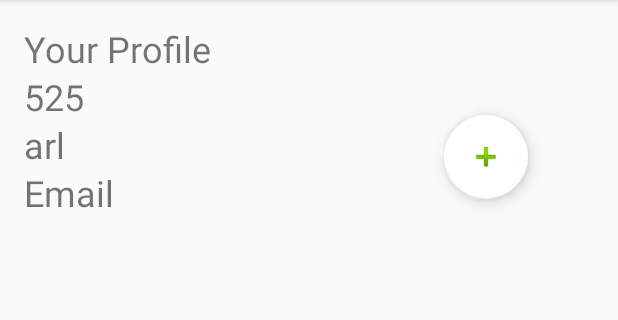
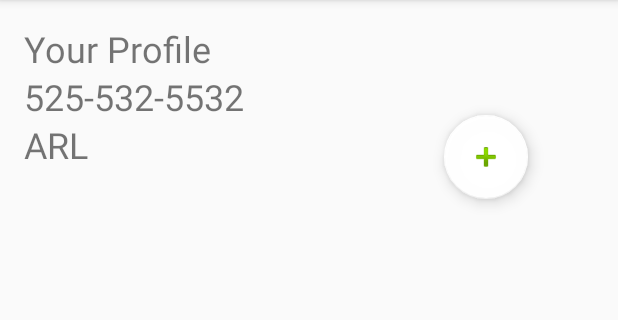
Before and after one commit to alexiscordts/AdoptMe, an Android app: the screen it shows after launch once a user with an empty profile is signed in (ShelterView), on a phone screen of 412 x 824 dp, the part 84-404 px from its top. Run offline under Robolectric (Android 15) with nearby library versions, the light colour scheme and no system bars; our stand-ins replace Firebase (no records; nobody signed in at launch, a user with empty details on screens opened directly); 1 statement that could not run was skipped.

Commit message:
shelter view grabs animals from database

```diff
--- a/app/src/main/java/com/example/adoptme/Accounts/Adopter.java
+++ b/app/src/main/java/com/example/adoptme/Accounts/Adopter.java
@@ -6,7 +6,6 @@ import java.util.ArrayList;
 import java.util.List;
 
 public class Adopter extends UserModel{
-
 
     private ArrayList<String> typeFilters;
     private ArrayList<Animal> likedAnimals;
--- a/app/src/main/java/com/example/adoptme/Settings.java
+++ b/app/src/main/java/com/example/adoptme/Settings.java
@@ -90,7 +90,7 @@ public class Settings extends AppCompatActivity implements View.OnClickListener
             }
         });
 
-    switch_all = findViewById(R.id.switch_all);
+        switch_all = findViewById(R.id.switch_all);
 
         btnSave = findViewById(R.id.btnSave);
         btnSave.setOnClickListener((View.OnClickListener) this);
--- a/app/src/main/java/com/example/adoptme/ShelterView.java
+++ b/app/src/main/java/com/example/adoptme/ShelterView.java
@@ -15,6 +15,7 @@ import android.text.Editable;
 import android.text.TextWatcher;
 import android.view.LayoutInflater;
 import android.view.View;
+import android.view.ViewGroup;
 import android.widget.Button;
 import android.widget.EditText;
 import android.widget.ImageButton;
@@ -27,11 +28,15 @@ import com.example.adoptme.Accounts.Adopter;
 import com.example.adoptme.Accounts.Animal;
 import com.example.adoptme.Accounts.AnimalShelter;
 import com.example.adoptme.Adapters.SavedPetsAdapter;
+import com.firebase.ui.database.FirebaseRecyclerAdapter;
+import com.firebase.ui.database.FirebaseRecyclerOptions;
 import com.google.android.gms.tasks.OnFailureListener;
 import com.google.android.gms.tasks.OnSuccessListener;
 import com.google.android.material.floatingactionbutton.FloatingActionButton;
+import com.google.firebase.auth.FirebaseAuth;
 import com.google.firebase.database.DatabaseReference;
 import com.google.firebase.database.FirebaseDatabase;
+import com.google.firebase.database.Query;
 import com.google.firebase.storage.FirebaseStorage;
 import com.google.firebase.storage.StorageReference;
 import com.google.firebase.storage.UploadTask;
@@ -43,11 +48,8 @@ import java.util.UUID;
 public class ShelterView extends AppCompatActivity implements TextWatcher {
     private static final int REQUEST_IMAGE_CAPTURE = 1;
     private RecyclerView recyclerView;
-    private RecyclerView.Adapter adapter;
     private RecyclerView.LayoutManager layoutManager;
-    private AnimalShelter animalShelter;
     private View dialogView;
-    private ArrayList<Animal> mAnimals;
     FloatingActionButton fab;
     TextView tvShelterName, tvShelterPhone, tvShelterEmail;
     ImageView addNewAnimalImg;
@@ -61,15 +63,27 @@ public class ShelterView extends AppCompatActivity implements TextWatcher {
     private FirebaseStorage firebaseStorage;
     private StorageReference storageReference;
 
+    //Firebase database and adapter
+    private DatabaseReference ref;
+    private FirebaseRecyclerAdapter<Animal, SavedPetsAdapter.ViewHolder> firebaseRecyclerAdapter;
+
+    private FirebaseAuth auth;
+
+
     @Override
     protected void onCreate(Bundle savedInstanceState) {
         super.onCreate(savedInstanceState);
         setContentView(R.layout.activity_shelter_view);
 
+        auth = FirebaseAuth.getInstance();
+        String uid = auth.getUid();
+
+
+
+
         firebaseStorage = FirebaseStorage.getInstance();
         storageReference = firebaseStorage.getReference();
 
-        tvShelterEmail = findViewById(R.id.tvShelterEmail);
         tvShelterName = findViewById(R.id.tvShelterName);
         tvShelterPhone = findViewById(R.id.tvShelterPhone);
 
@@ -83,16 +97,36 @@ public class ShelterView extends AppCompatActivity implements TextWatcher {
         //Get current user or if no user create a new one...
         //TODO : Get animal array from database
 
+        ref = FirebaseDatabase.getInstance().getReference();
+        Query query = ref.child("animals");
 
-        animalShelter = new AnimalShelter("arl", "525","", addList());
-        mAnimals = animalShelter.getAnimals();
+        FirebaseRecyclerOptions<Animal> firebaseRecyclerOptions = new FirebaseRecyclerOptions.Builder<Animal>()
+                .setQuery(query, Animal.class)
+                .build();
 
-        adapter = new SavedPetsAdapter(mAnimals);
 
-        recyclerView.setAdapter(adapter);
+        firebaseRecyclerAdapter = new FirebaseRecyclerAdapter<Animal, SavedPetsAdapter.ViewHolder>(firebaseRecyclerOptions) {
+            @Override
+            protected void onBindViewHolder(@NonNull SavedPetsAdapter.ViewHolder holder, int position, @NonNull Animal model) {
+                holder.setData(model);
+            }
 
-        tvShelterName.setText(animalShelter.getName());
-        tvShelterPhone.setText(animalShelter.getPhone());
+            @NonNull
+            @Override
+            public SavedPetsAdapter.ViewHolder onCreateViewHolder(@NonNull ViewGroup parent, int viewType) {
+                View view = LayoutInflater.from(parent.getContext()).inflate(R.layout.liked_pets_card,parent,false);
+                return new SavedPetsAdapter.ViewHolder(view);
+            }
+        };
+
+
+
+        recyclerView.setAdapter(firebaseRecyclerAdapter);
+
+        Query animalShelterQuery = ref.child("users").child(uid);
+
+        tvShelterName.setText("ARL");
+        tvShelterPhone.setText("525-532-5532");
 
         fab = findViewById(R.id.floatingActionButton);
         fab.setOnClickListener(new View.OnClickListener() {
@@ -104,7 +138,20 @@ public class ShelterView extends AppCompatActivity implements TextWatcher {
 
 
     }
+    @Override
+    protected void onStart() {
+        super.onStart();
+        firebaseRecyclerAdapter.startListening();
+    }
 
+    @Override
+    protected void onStop() {
+        super.onStop();
+
+        if (firebaseRecyclerAdapter!= null) {
+            firebaseRecyclerAdapter.stopListening();
+        }
+    }
 
     private void showAddAnimalDialog(final int addAnimalPosition){
          dialogView = LayoutInflater.from(this)
@@ -150,24 +197,14 @@ public class ShelterView extends AppCompatActivity implements TextWatcher {
 
         final AlertDialog dialog = builder.show();
 
-
-//        if (editing) {
-//           Animal editAnimal = mAnimals.get(addAnimalPosition);
-//            mNameEdit.setText(editAnimal.getName());
-//            mNameEdit.setEnabled(false);
-//            mAgeEdit.setText(editAnimal.getAge());
-//            mAgeEdit.setEnabled(false);
-//            mTypeEdit.setText(editAnimal.getType());
-//        }
-
         dialog.getButton(AlertDialog.BUTTON_POSITIVE).setOnClickListener(new View.OnClickListener() {
             @Override
             public void onClick(View view) {
                 if(mEntryValid){
                     Animal newAnimal = new Animal(mNameEdit.getText().toString(),12 , Integer.parseInt(mAgeEdit.getText().toString()), mTypeEdit.getText().toString().toLowerCase());
 
-                    mAnimals.add(newAnimal);
-                    adapter.notifyDataSetChanged();
+//                    mAnimals.add(newAnimal);
+//                    adapter.notifyDataSetChanged();
 
 
 
@@ -263,9 +300,10 @@ public class ShelterView extends AppCompatActivity implements TextWatcher {
     public ArrayList<Animal> retrieveAnimals(){
         ArrayList<Animal> animals = new ArrayList<>();
 
-
-
-
+        animals.add(new Animal("Steve", R.drawable.kitten, 1, "Cat"));
+        animals.add(new Animal("Eevee", R.drawable.eevee, 8, "Dog"));
+        animals.add(new Animal("Bud", R.drawable.goldenretriever, 4, "Dog"));
+        animals.add(new Animal("Iron", R.drawable.iron, 3, "Dog"));
 
         return animals;
 
--- a/app/src/main/res/layout/shelter_view.xml
+++ b/app/src/main/res/layout/shelter_view.xml
@@ -54,18 +54,18 @@
             app:layout_constraintStart_toStartOf="parent"
             app:layout_constraintTop_toTopOf="parent" />
 
-        <TextView
-            android:id="@+id/tvShelterEmail"
-            android:layout_width="160dp"
-            android:layout_height="35dp"
+<!--        <TextView-->
+<!--            android:id="@+id/tvShelterEmail"-->
+<!--            android:layout_width="160dp"-->
+<!--            android:layout_height="35dp"-->
 
-            android:layout_marginTop="112dp"
-            android:text="Email"
-            android:textSize="24sp"
-            app:layout_constraintEnd_toEndOf="parent"
-            app:layout_constraintHorizontal_bias="0.063"
-            app:layout_constraintStart_toStartOf="parent"
-            app:layout_constraintTop_toTopOf="parent" />
+<!--            android:layout_marginTop="112dp"-->
+<!--            android:text="Email"-->
+<!--            android:textSize="24sp"-->
+<!--            app:layout_constraintEnd_toEndOf="parent"-->
+<!--            app:layout_constraintHorizontal_bias="0.063"-->
+<!--            app:layout_constraintStart_toStartOf="parent"-->
+<!--            app:layout_constraintTop_toTopOf="parent" />-->
 
 
 
```
Also changed, not shown: app/src/main/java/com/example/adoptme/Adapters/SavedPetsAdapter.java (+5 -5 lines), app/src/main/java/com/example/adoptme/SwipePage.java (+9 -0 lines).
